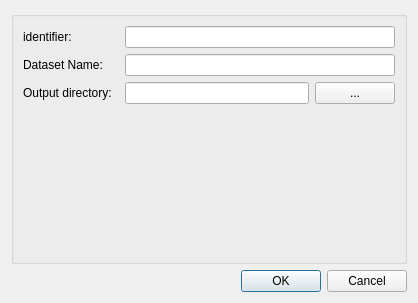
mapclient-plugins/mapclientplugins.generatesds, file mapclientplugins/generatesdsstep/qt/configuredialog.ui: the form before one commit.
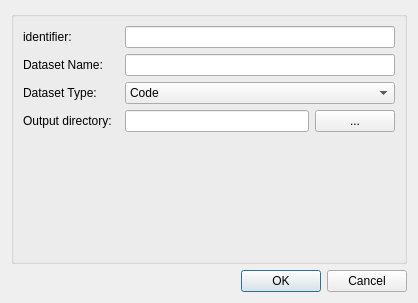
The form after the commit.

Commit message: Enable to generate different dataset structures based on the selected type

```diff
--- a/mapclientplugins/generatesdsstep/qt/configuredialog.ui
+++ b/mapclientplugins/generatesdsstep/qt/configuredialog.ui
@@ -41,13 +41,34 @@
        <widget class="QLineEdit" name="lineEditDatasetName"/>
       </item>
       <item row="2" column="0">
+       <widget class="QLabel" name="labelDatasetType">
+        <property name="text">
+         <string>Dataset Type:  </string>
+        </property>
+       </widget>
+      </item>
+      <item row="2" column="1">
+       <widget class="QComboBox" name="comboBoxDatasetType">
+        <item>
+         <property name="text">
+          <string>Code</string>
+         </property>
+        </item>
+        <item>
+         <property name="text">
+          <string>Experiment</string>
+         </property>
+        </item>
+       </widget>
+      </item>
+      <item row="3" column="0">
        <widget class="QLabel" name="labelOutputDirectory">
         <property name="text">
          <string>Output directory:  </string>
         </property>
        </widget>
       </item>
-      <item row="2" column="1">
+      <item row="3" column="1">
        <layout class="QHBoxLayout" name="horizontalLayout">
         <item>
          <widget class="QLineEdit" name="lineEditDirectoryLocation"/>
```
The commit also changes 16 other files.
